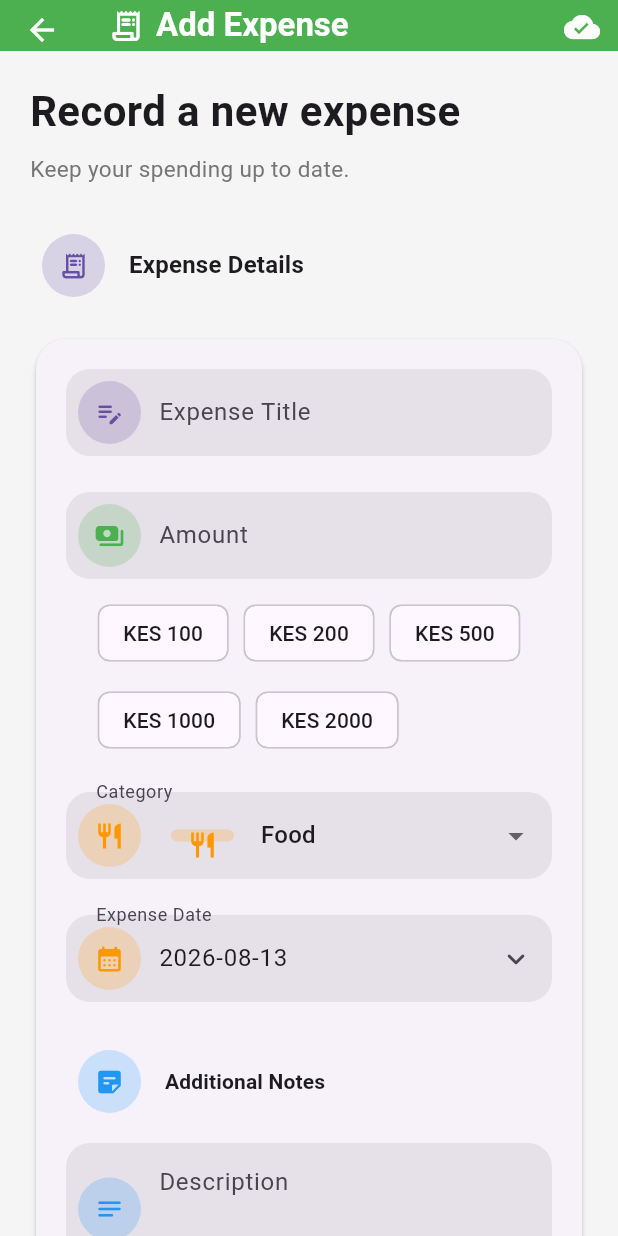
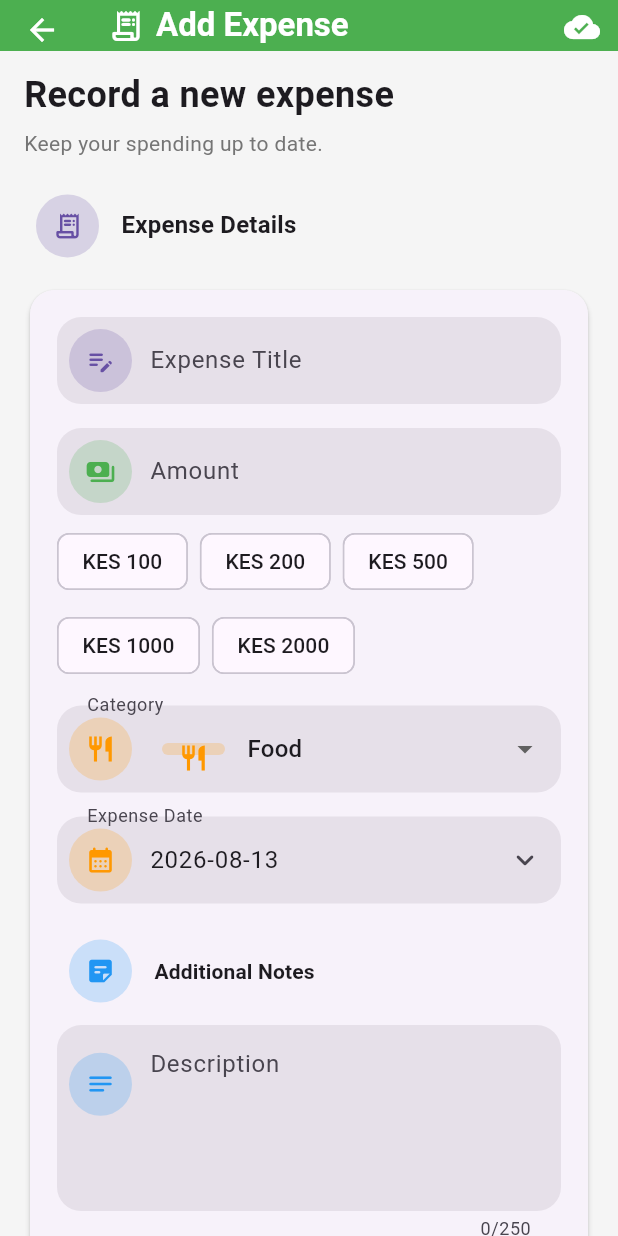
Before and after one commit to Ramslon/pesapulse-mobile, a Flutter app: the AddExpenseScreen screen opened directly, on a phone screen of 412 x 824 dp. Run offline on Flutter 3.47's test engine with Material 3 defaults, Android fonts, the phone set to English and light mode, and no system bars; our stand-ins replace connectivity_plus, csv, fl_chart, flutter_local_notifications, permission_handler, share_plus and 3 more; accounts and stored records are empty; network calls fail.

Commit message:
feat(add-expense): make add expense screen responsive

```diff
--- a/lib/screens/add_expense_screen.dart
+++ b/lib/screens/add_expense_screen.dart
@@ -4,6 +4,9 @@ import '../widgets/custom_button.dart';
 import '../widgets/input_icon_badge.dart';
 import '../widgets/app/adaptive_app_bar.dart';
 import '../widgets/app/app_scaffold.dart';
+
+import '../utils/responsive_helper.dart';
+
 import '../services/notification_service.dart';
 import '../repositories/expense_repository.dart';
 import '../services/sync_service.dart';
@@ -185,6 +188,27 @@ class _AddExpenseScreenState extends State<AddExpenseScreen> {
 
   @override
   Widget build(BuildContext context) {
+    final compact = ResponsiveHelper.useCompactLayout(context);
+    final landscape = ResponsiveHelper.isLandscape(context);
+    final spacing = ResponsiveHelper.spacing(context);
+    final cardPadding = ResponsiveHelper.cardPadding(context);
+    final horizontalPadding = ResponsiveHelper.horizontalPadding(context);
+
+    final theme = Theme.of(context);
+    final primaryColor = theme.colorScheme.primary;
+    final surfaceContainer = theme.colorScheme.surfaceContainerHighest;
+
+    final titleFontSize = compact
+        ? 24.0
+        : landscape
+        ? 28.0
+        : 30.0;
+    final subtitleFontSize = compact ? 14.0 : 15.0;
+
+    final sectionSpacing = compact ? 16.0 : 24.0;
+    final fieldSpacing = compact ? 16.0 : 24.0;
+    final cardRadius = compact ? 16.0 : 20.0;
+
     return AppScaffold(
       showOfflineBanner: true,
       showSyncIcon: true,
@@ -204,57 +228,70 @@ class _AddExpenseScreenState extends State<AddExpenseScreen> {
         onTap: () => FocusScope.of(context).unfocus(),
         child: SafeArea(
           child: SingleChildScrollView(
+            keyboardDismissBehavior: ScrollViewKeyboardDismissBehavior.onDrag,
             child: Padding(
-              padding: const EdgeInsets.all(20.0),
-
+              padding: EdgeInsets.symmetric(
+                horizontal: horizontalPadding,
+                vertical: compact ? 12 : 20,
+              ),
+              child: Center(
+                child: ConstrainedBox(
+                  constraints: BoxConstraints(maxWidth: landscape ? 800 : 700),
                   child: Column(
                     crossAxisAlignment: CrossAxisAlignment.start,
                     children: [
-                  const Text(
+                      Text(
                         "Record a new expense",
-                    style: TextStyle(fontSize: 28, fontWeight: FontWeight.bold),
+                        style: TextStyle(
+                          fontSize: titleFontSize,
+                          fontWeight: FontWeight.bold,
+                        ),
                       ),
 
-                  const SizedBox(height: 8),
+                      SizedBox(height: spacing * 0.4),
 
                       Text(
                         "Keep your spending up to date.",
-                    style: TextStyle(color: Colors.grey.shade600, fontSize: 15),
+                        style: TextStyle(
+                          color: Colors.grey.shade600,
+                          fontSize: subtitleFontSize,
+                        ),
                       ),
 
-                  const SizedBox(height: 25),
+                      SizedBox(height: sectionSpacing),
 
-                  Align(
-                    alignment: Alignment.centerLeft,
-                    child: Row(
+                      Row(
                         children: [
                           InputIconBadge(
                             icon: Icons.receipt_long_rounded,
-                          color: Theme.of(context).colorScheme.primary,
+                            color: primaryColor,
                           ),
-                        const SizedBox(width: 8),
+                          SizedBox(width: spacing * 0.5),
                           Text(
                             "Expense Details",
-                          style: Theme.of(context).textTheme.titleMedium
-                              ?.copyWith(fontWeight: FontWeight.bold),
+                            style: theme.textTheme.titleMedium?.copyWith(
+                              fontWeight: FontWeight.bold,
+                            ),
                           ),
                         ],
                       ),
-                  ),
 
-                  const SizedBox(height: 16),
+                      SizedBox(height: spacing * 0.7),
 
                       Form(
                         key: _formKey,
                         child: Card(
                           elevation: 1.5,
                           shape: RoundedRectangleBorder(
-                        borderRadius: BorderRadius.circular(20),
+                            borderRadius: BorderRadius.circular(cardRadius),
                           ),
                           child: Padding(
-                        padding: const EdgeInsets.all(20),
+                            padding: EdgeInsets.all(cardPadding),
                             child: Column(
                               children: [
+                                // ─────────────────────────────
+                                // EXPENSE TITLE
+                                // ─────────────────────────────
                                 TextFormField(
                                   validator: (value) {
                                     if (value == null || value.trim().isEmpty) {
@@ -274,12 +311,10 @@ class _AddExpenseScreenState extends State<AddExpenseScreen> {
                                     hintText: "e.g. Grocery Shopping",
                                     prefixIcon: InputIconBadge(
                                       icon: Icons.edit_note_rounded,
-                                  color: Theme.of(context).colorScheme.primary,
+                                      color: primaryColor,
                                     ),
                                     filled: true,
-                                fillColor: Theme.of(
-                                  context,
-                                ).colorScheme.surfaceContainerHighest,
+                                    fillColor: surfaceContainer,
                                     border: OutlineInputBorder(
                                       borderRadius: BorderRadius.circular(16),
                                       borderSide: BorderSide.none,
@@ -291,17 +326,18 @@ class _AddExpenseScreenState extends State<AddExpenseScreen> {
                                     focusedBorder: OutlineInputBorder(
                                       borderRadius: BorderRadius.circular(16),
                                       borderSide: BorderSide(
-                                    color: Theme.of(
-                                      context,
-                                    ).colorScheme.primary,
+                                        color: primaryColor,
                                         width: 1.5,
                                       ),
                                     ),
                                   ),
                                 ),
 
-                            const SizedBox(height: 24),
+                                SizedBox(height: fieldSpacing),
 
+                                // ─────────────────────────────
+                                // AMOUNT
+                                // ─────────────────────────────
                                 TextFormField(
                                   controller: amountController,
                                   textInputAction: TextInputAction.next,
@@ -318,9 +354,7 @@ class _AddExpenseScreenState extends State<AddExpenseScreen> {
                                       color: Colors.green,
                                     ),
                                     filled: true,
-                                fillColor: Theme.of(
-                                  context,
-                                ).colorScheme.surfaceContainerHighest,
+                                    fillColor: surfaceContainer,
                                     border: OutlineInputBorder(
                                       borderRadius: BorderRadius.circular(16),
                                       borderSide: BorderSide.none,
@@ -332,9 +366,7 @@ class _AddExpenseScreenState extends State<AddExpenseScreen> {
                                     focusedBorder: OutlineInputBorder(
                                       borderRadius: BorderRadius.circular(16),
                                       borderSide: BorderSide(
-                                    color: Theme.of(
-                                      context,
-                                    ).colorScheme.primary,
+                                        color: primaryColor,
                                       ),
                                     ),
                                   ),
@@ -357,39 +389,45 @@ class _AddExpenseScreenState extends State<AddExpenseScreen> {
                                   },
                                 ),
 
-                            const SizedBox(height: 12),
+                                SizedBox(height: spacing * 0.5),
 
-                            Wrap(
-                              spacing: 10,
-                              runSpacing: 10,
+                                // ─────────────────────────────
+                                // QUICK AMOUNT CHIPS
+                                // ─────────────────────────────
+                                Align(
+                                  alignment: Alignment.centerLeft,
+                                  child: Wrap(
+                                    spacing: compact ? 8 : 10,
+                                    runSpacing: compact ? 8 : 10,
                                     children: [100, 200, 500, 1000, 2000].map((
                                       amount,
                                     ) {
                                       return ActionChip(
                                         label: Text("KES $amount"),
                                         onPressed: () {
-                                    amountController.text = amount.toString();
+                                          amountController.text = amount
+                                              .toString();
                                         },
                                       );
                                     }).toList(),
                                   ),
+                                ),
 
-                            const SizedBox(height: 24),
+                                SizedBox(height: fieldSpacing),
 
+                                // ─────────────────────────────
+                                // CATEGORY
+                                // ─────────────────────────────
                                 DropdownButtonFormField<String>(
                                   value: selectedCategory,
-
                                   decoration: InputDecoration(
                                     labelText: "Category",
-
                                     prefixIcon: InputIconBadge(
                                       icon: categoryIcons[selectedCategory]!,
                                       color: categoryColors[selectedCategory]!,
                                     ),
                                     filled: true,
-                                fillColor: Theme.of(
-                                  context,
-                                ).colorScheme.surfaceContainerHighest,
+                                    fillColor: surfaceContainer,
                                     border: OutlineInputBorder(
                                       borderRadius: BorderRadius.circular(16),
                                       borderSide: BorderSide.none,
@@ -401,15 +439,12 @@ class _AddExpenseScreenState extends State<AddExpenseScreen> {
                                     focusedBorder: OutlineInputBorder(
                                       borderRadius: BorderRadius.circular(16),
                                       borderSide: BorderSide(
-                                    color: Theme.of(
-                                      context,
-                                    ).colorScheme.primary,
+                                        color: primaryColor,
                                       ),
                                     ),
                                   ),
-
                                   items: categories.map((category) {
-                                return DropdownMenuItem(
+                                    return DropdownMenuItem<String>(
                                       value: category,
                                       child: Row(
                                         children: [
@@ -417,22 +452,26 @@ class _AddExpenseScreenState extends State<AddExpenseScreen> {
                                             icon: categoryIcons[category]!,
                                             color: categoryColors[category]!,
                                           ),
-                                      const SizedBox(width: 10),
+                                          SizedBox(width: spacing * 0.5),
                                           Text(category),
                                         ],
                                       ),
                                     );
                                   }).toList(),
+                                  onChanged: (value) {
+                                    if (value == null) return;
 
-                              onChanged: (value) {
                                     setState(() {
-                                  selectedCategory = value!;
+                                      selectedCategory = value;
                                     });
                                   },
                                 ),
 
-                            const SizedBox(height: 24),
+                                SizedBox(height: fieldSpacing),
 
+                                // ─────────────────────────────
+                                // DATE
+                                // ─────────────────────────────
                                 TextFormField(
                                   textInputAction: TextInputAction.next,
                                   controller: dateController,
@@ -449,9 +488,7 @@ class _AddExpenseScreenState extends State<AddExpenseScreen> {
                                       Icons.keyboard_arrow_down_rounded,
                                     ),
                                     filled: true,
-                                fillColor: Theme.of(
-                                  context,
-                                ).colorScheme.surfaceContainerHighest,
+                                    fillColor: surfaceContainer,
                                     border: OutlineInputBorder(
                                       borderRadius: BorderRadius.circular(16),
                                       borderSide: BorderSide.none,
@@ -463,9 +500,7 @@ class _AddExpenseScreenState extends State<AddExpenseScreen> {
                                     focusedBorder: OutlineInputBorder(
                                       borderRadius: BorderRadius.circular(16),
                                       borderSide: BorderSide(
-                                    color: Theme.of(
-                                      context,
-                                    ).colorScheme.primary,
+                                        color: primaryColor,
                                       ),
                                     ),
                                   ),
@@ -477,8 +512,12 @@ class _AddExpenseScreenState extends State<AddExpenseScreen> {
                                     return null;
                                   },
                                 ),
-                            const SizedBox(height: 24),
 
+                                SizedBox(height: fieldSpacing),
+
+                                // ─────────────────────────────
+                                // ADDITIONAL NOTES
+                                // ─────────────────────────────
                                 Align(
                                   alignment: Alignment.centerLeft,
                                   child: Row(
@@ -487,40 +526,40 @@ class _AddExpenseScreenState extends State<AddExpenseScreen> {
                                         icon: Icons.sticky_note_2_rounded,
                                         color: Colors.blue,
                                       ),
-                                  const SizedBox(width: 8),
+                                      SizedBox(width: spacing * 0.5),
                                       Text(
                                         "Additional Notes",
-                                    style: Theme.of(context)
-                                        .textTheme
-                                        .titleSmall
-                                        ?.copyWith(fontWeight: FontWeight.w600),
+                                        style: theme.textTheme.titleSmall
+                                            ?.copyWith(
+                                              fontWeight: FontWeight.w600,
+                                            ),
                                       ),
                                     ],
                                   ),
                                 ),
 
-                            const SizedBox(height: 12),
+                                SizedBox(height: spacing * 0.5),
 
                                 TextFormField(
                                   textInputAction: TextInputAction.done,
                                   controller: descriptionController,
-                              maxLines: 5,
+                                  maxLines: compact ? 4 : 5,
                                   maxLength: 250,
                                   decoration: InputDecoration(
                                     labelText: "Description",
                                     hintText: "Optional notes...",
-                                prefixIcon: const Padding(
-                                  padding: EdgeInsets.only(bottom: 60),
-                                  child: InputIconBadge(
+                                    prefixIcon: Padding(
+                                      padding: EdgeInsets.only(
+                                        bottom: compact ? 45 : 60,
+                                      ),
+                                      child: const InputIconBadge(
                                         icon: Icons.notes_rounded,
                                         color: Colors.blue,
                                       ),
                                     ),
                                     alignLabelWithHint: true,
                                     filled: true,
-                                fillColor: Theme.of(
-                                  context,
-                                ).colorScheme.surfaceContainerHighest,
+                                    fillColor: surfaceContainer,
                                     border: OutlineInputBorder(
                                       borderRadius: BorderRadius.circular(16),
                                       borderSide: BorderSide.none,
@@ -532,9 +571,7 @@ class _AddExpenseScreenState extends State<AddExpenseScreen> {
                                     focusedBorder: OutlineInputBorder(
                                       borderRadius: BorderRadius.circular(16),
                                       borderSide: BorderSide(
-                                    color: Theme.of(
-                                      context,
-                                    ).colorScheme.primary,
+                                        color: primaryColor,
                                       ),
                                     ),
                                   ),
@@ -547,15 +584,18 @@ class _AddExpenseScreenState extends State<AddExpenseScreen> {
                                   },
                                 ),
 
-                            const SizedBox(height: 36),
+                                SizedBox(height: compact ? 24 : 36),
 
+                                // ─────────────────────────────
+                                // SAVE BUTTON
+                                // ─────────────────────────────
                                 AnimatedScale(
                                   duration: const Duration(milliseconds: 180),
                                   scale: isLoading ? 0.97 : 1,
                                   curve: Curves.easeOut,
                                   child: SizedBox(
                                     width: double.infinity,
-                                height: 56,
+                                    height: compact ? 52 : 56,
                                     child: CustomButton(
                                       text: "Save Expense",
                                       isLoading: isLoading,
@@ -563,7 +603,8 @@ class _AddExpenseScreenState extends State<AddExpenseScreen> {
                                     ),
                                   ),
                                 ),
-                            const SizedBox(height: 25),
+
+                                SizedBox(height: spacing),
                               ],
                             ),
                           ),
@@ -575,6 +616,8 @@ class _AddExpenseScreenState extends State<AddExpenseScreen> {
               ),
             ),
           ),
+        ),
+      ),
     );
   }
 }
--- a/lib/widgets/expense_content/expense_statistics.dart
+++ b/lib/widgets/expense_content/expense_statistics.dart
@@ -17,7 +17,6 @@ class ExpenseStatistics extends StatelessWidget {
   @override
   Widget build(BuildContext context) {
     final compact = ResponsiveHelper.useCompactLayout(context);
-    final spacing = ResponsiveHelper.spacing(context);
 
     return Row(
       children: [
```
Lines whose indentation alone changed are shown as unchanged.
